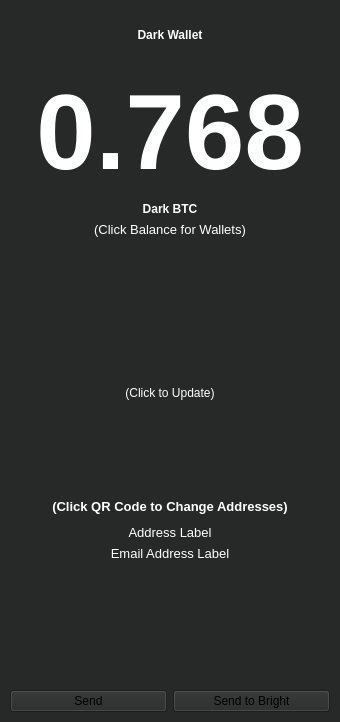
Qt form ThresHoDLApp/darkwallet.ui (isaidnocookies/Threshodl-Wallet) before a commit.
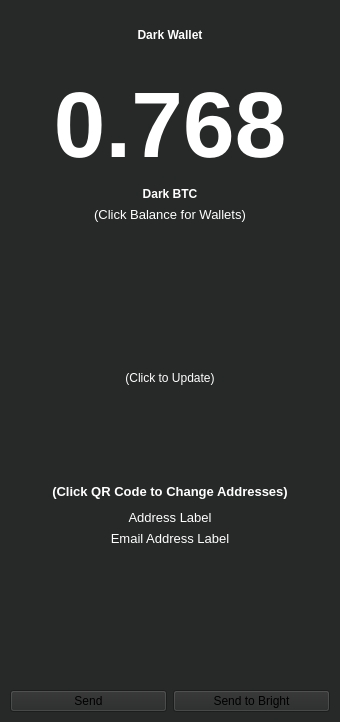
The same form after that commit. Icons and pictures are not drawn.

Diff of the .ui file:
```diff
--- a/ThresHoDLApp/darkwallet.ui
+++ b/ThresHoDLApp/darkwallet.ui
@@ -102,7 +102,7 @@
     <widget class="QPushButton" name="balancePushButton">
      <property name="font">
       <font>
-       <pointsize>80</pointsize>
+       <pointsize>70</pointsize>
        <weight>75</weight>
        <bold>true</bold>
       </font>
```
